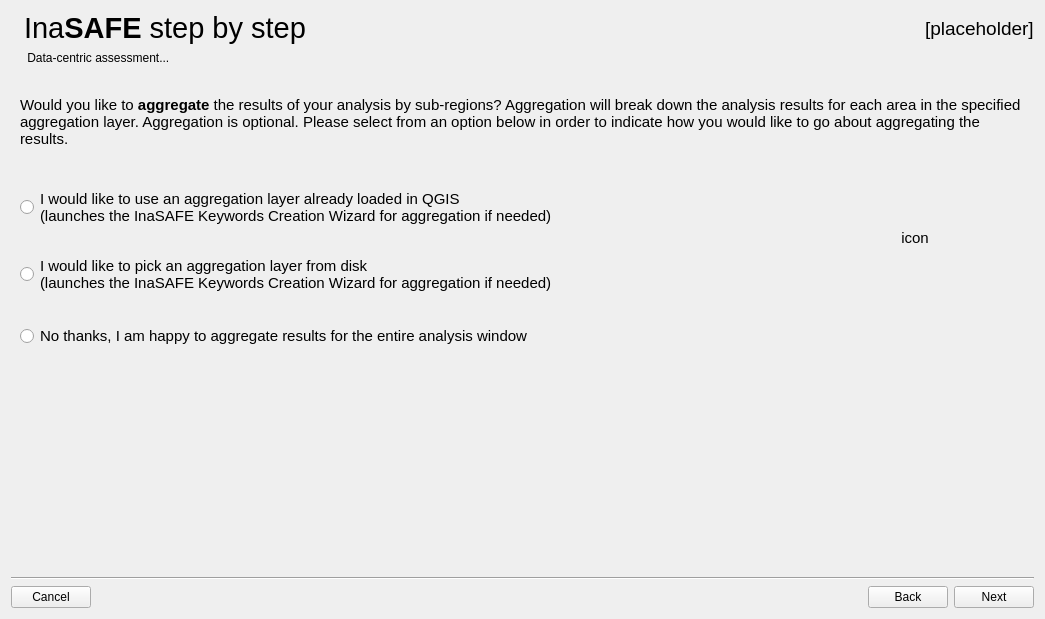
Above: safe/gui/ui/wizard_dialog_base.ui from inasafe/inasafe before the change. Below: the same form after it.
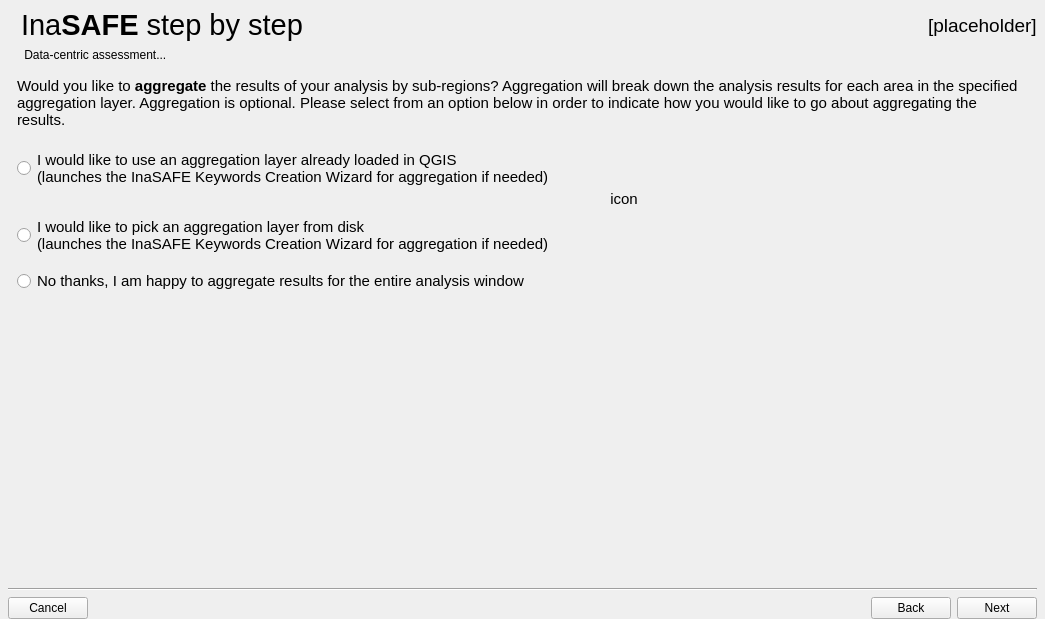
That is the form after the change. The open tabs and pages were chosen to show the change. Icons and pictures are not drawn. Custom widgets are drawn as their Qt base class.

Commit message: In progress sizing tweaks for wizard - see #2207

```diff
--- a/safe/gui/ui/wizard_dialog_base.ui
+++ b/safe/gui/ui/wizard_dialog_base.ui
@@ -33,7 +33,150 @@
    <string notr="true"/>
   </property>
   <layout class="QGridLayout" name="gridLayout_13">
+   <property name="leftMargin">
+    <number>8</number>
+   </property>
+   <property name="topMargin">
+    <number>8</number>
+   </property>
+   <property name="rightMargin">
+    <number>8</number>
+   </property>
+   <property name="bottomMargin">
+    <number>0</number>
+   </property>
    <item row="2" column="0">
+    <widget class="Line" name="line">
+     <property name="orientation">
+      <enum>Qt::Horizontal</enum>
+     </property>
+    </widget>
+   </item>
+   <item row="3" column="0">
+    <layout class="QHBoxLayout" name="horizontalLayout_2">
+     <property name="leftMargin">
+      <number>0</number>
+     </property>
+     <property name="rightMargin">
+      <number>0</number>
+     </property>
+     <item>
+      <widget class="QPushButton" name="pbnCancel">
+       <property name="text">
+        <string>Cancel</string>
+       </property>
+       <property name="autoDefault">
+        <bool>false</bool>
+       </property>
+      </widget>
+     </item>
+     <item>
+      <spacer name="horizontalSpacer">
+       <property name="orientation">
+        <enum>Qt::Horizontal</enum>
+       </property>
+       <property name="sizeHint" stdset="0">
+        <size>
+         <width>40</width>
+         <height>20</height>
+        </size>
+       </property>
+      </spacer>
+     </item>
+     <item>
+      <widget class="QPushButton" name="pbnBack">
+       <property name="text">
+        <string>Back</string>
+       </property>
+       <property name="autoDefault">
+        <bool>false</bool>
+       </property>
+      </widget>
+     </item>
+     <item>
+      <widget class="QPushButton" name="pbnNext">
+       <property name="text">
+        <string>Next</string>
+       </property>
+       <property name="autoDefault">
+        <bool>false</bool>
+       </property>
+       <property name="default">
+        <bool>false</bool>
+       </property>
+      </widget>
+     </item>
+    </layout>
+   </item>
+   <item row="0" column="0">
+    <layout class="QGridLayout" name="gridLayout_12">
+     <item row="0" column="2">
+      <widget class="QLabel" name="lblStep">
+       <property name="styleSheet">
+        <string notr="true">font: 14pt;</string>
+       </property>
+       <property name="text">
+        <string>[placeholder]</string>
+       </property>
+       <property name="alignment">
+        <set>Qt::AlignLeading|Qt::AlignLeft|Qt::AlignVCenter</set>
+       </property>
+      </widget>
+     </item>
+     <item row="0" column="1">
+      <widget class="QLabel" name="lblMainTitle">
+       <property name="sizePolicy">
+        <sizepolicy hsizetype="Expanding" vsizetype="Preferred">
+         <horstretch>0</horstretch>
+         <verstretch>0</verstretch>
+        </sizepolicy>
+       </property>
+       <property name="styleSheet">
+        <string notr="true">font: 14pt;</string>
+       </property>
+       <property name="text">
+        <string>&lt;html&gt;&lt;head/&gt;&lt;body&gt;&lt;p&gt;&lt;span style=&quot; font-size:22pt;&quot;&gt;Ina&lt;/span&gt;&lt;span style=&quot; font-size:22pt; font-weight:600;&quot;&gt;SAFE&lt;/span&gt;&lt;span style=&quot; font-size:22pt;&quot;&gt; step by step&lt;/span&gt;&lt;/p&gt;&lt;/body&gt;&lt;/html&gt;</string>
+       </property>
+       <property name="alignment">
+        <set>Qt::AlignBottom|Qt::AlignLeading|Qt::AlignLeft</set>
+       </property>
+      </widget>
+     </item>
+     <item row="1" column="1">
+      <widget class="QLabel" name="lblSubtitle">
+       <property name="text">
+        <string> Data-centric assessment...</string>
+       </property>
+       <property name="alignment">
+        <set>Qt::AlignBottom|Qt::AlignLeading|Qt::AlignLeft</set>
+       </property>
+       <property name="indent">
+        <number>-1</number>
+       </property>
+      </widget>
+     </item>
+     <item row="0" column="0" rowspan="2">
+      <widget class="QLabel" name="lblMainIcon">
+       <property name="maximumSize">
+        <size>
+         <width>40</width>
+         <height>60</height>
+        </size>
+       </property>
+       <property name="text">
+        <string/>
+       </property>
+       <property name="pixmap">
+        <pixmap>../../../icon.svg</pixmap>
+       </property>
+       <property name="scaledContents">
+        <bool>true</bool>
+       </property>
+      </widget>
+     </item>
+    </layout>
+   </item>
+   <item row="1" column="0">
     <layout class="QVBoxLayout" name="verticalLayout">
      <property name="spacing">
       <number>0</number>
@@ -3098,7 +3241,7 @@
        </widget>
        <widget class="QWidget" name="pgF17AggLayerOrigin">
         <layout class="QGridLayout" name="gridLayout_25">
-         <item row="0" column="0" colspan="4">
+         <item row="0" column="0" colspan="3">
           <widget class="QLabel" name="lblSelectAggLayerOriginType">
            <property name="styleSheet">
             <string notr="true">font: 11pt &quot;Ubuntu&quot;;</string>
@@ -3114,36 +3257,7 @@
            </property>
           </widget>
          </item>
-         <item row="2" column="3" rowspan="2">
-          <spacer name="horizontalSpacer_21">
-           <property name="orientation">
-            <enum>Qt::Horizontal</enum>
-           </property>
-           <property name="sizeType">
-            <enum>QSizePolicy::Fixed</enum>
-           </property>
-           <property name="sizeHint" stdset="0">
-            <size>
-             <width>40</width>
-             <height>20</height>
-            </size>
-           </property>
-          </spacer>
-         </item>
-         <item row="2" column="1" rowspan="2">
-          <spacer name="horizontalSpacer_20">
-           <property name="orientation">
-            <enum>Qt::Horizontal</enum>
-           </property>
-           <property name="sizeHint" stdset="0">
-            <size>
-             <width>40</width>
-             <height>20</height>
-            </size>
-           </property>
-          </spacer>
-         </item>
-         <item row="2" column="2" rowspan="2">
+         <item row="1" column="1" rowspan="2">
           <widget class="QLabel" name="lblIconIFCWAggregationOrigin">
            <property name="sizePolicy">
             <sizepolicy hsizetype="Fixed" vsizetype="Fixed">
@@ -3174,7 +3288,7 @@
            </property>
           </widget>
          </item>
-         <item row="3" column="0">
+         <item row="2" column="0">
           <widget class="QRadioButton" name="rbAggLayerFromBrowser">
            <property name="text">
             <string>I would like to pick an aggregation layer from disk
@@ -3182,7 +3296,7 @@
            </property>
           </widget>
          </item>
-         <item row="2" column="0">
+         <item row="1" column="0">
           <widget class="QRadioButton" name="rbAggLayerFromCanvas">
            <property name="text">
             <string>I would like to use an aggregation layer already loaded in QGIS
@@ -3190,30 +3304,14 @@
            </property>
           </widget>
          </item>
-         <item row="1" column="0">
-          <spacer name="verticalSpacer_24">
-           <property name="orientation">
-            <enum>Qt::Vertical</enum>
-           </property>
-           <property name="sizeType">
-            <enum>QSizePolicy::Fixed</enum>
-           </property>
-           <property name="sizeHint" stdset="0">
-            <size>
-             <width>20</width>
-             <height>20</height>
-            </size>
-           </property>
-          </spacer>
-         </item>
-         <item row="5" column="0">
+         <item row="3" column="0">
           <widget class="QRadioButton" name="rbAggLayerNoAggregation">
            <property name="text">
             <string>No thanks, I am happy to aggregate results for the entire analysis window</string>
            </property>
           </widget>
          </item>
-         <item row="6" column="0">
+         <item row="4" column="0">
           <spacer name="verticalSpacer_3">
            <property name="orientation">
             <enum>Qt::Vertical</enum>
@@ -3226,22 +3324,6 @@
            </property>
           </spacer>
          </item>
-         <item row="4" column="0">
-          <spacer name="verticalSpacer_38">
-           <property name="orientation">
-            <enum>Qt::Vertical</enum>
-           </property>
-           <property name="sizeType">
-            <enum>QSizePolicy::Fixed</enum>
-           </property>
-           <property name="sizeHint" stdset="0">
-            <size>
-             <width>10</width>
-             <height>16</height>
-            </size>
-           </property>
-          </spacer>
-         </item>
         </layout>
        </widget>
        <widget class="QWidget" name="pgF18AggLayerTOC">
@@ -3928,153 +4010,6 @@
      </item>
     </layout>
    </item>
-   <item row="3" column="0">
-    <widget class="Line" name="line">
-     <property name="orientation">
-      <enum>Qt::Horizontal</enum>
-     </property>
-    </widget>
-   </item>
-   <item row="4" column="0">
-    <layout class="QHBoxLayout" name="horizontalLayout_2">
-     <property name="leftMargin">
-      <number>0</number>
-     </property>
-     <property name="rightMargin">
-      <number>0</number>
-     </property>
-     <item>
-      <widget class="QPushButton" name="pbnCancel">
-       <property name="text">
-        <string>Cancel</string>
-       </property>
-       <property name="autoDefault">
-        <bool>false</bool>
-       </property>
-      </widget>
-     </item>
-     <item>
-      <spacer name="horizontalSpacer">
-       <property name="orientation">
-        <enum>Qt::Horizontal</enum>
-       </property>
-       <property name="sizeHint" stdset="0">
-        <size>
-         <width>40</width>
-         <height>20</height>
-        </size>
-       </property>
-      </spacer>
-     </item>
-     <item>
-      <widget class="QPushButton" name="pbnBack">
-       <property name="text">
-        <string>Back</string>
-       </property>
-       <property name="autoDefault">
-        <bool>false</bool>
-       </property>
-      </widget>
-     </item>
-     <item>
-      <widget class="QPushButton" name="pbnNext">
-       <property name="text">
-        <string>Next</string>
-       </property>
-       <property name="autoDefault">
-        <bool>false</bool>
-       </property>
-       <property name="default">
-        <bool>false</bool>
-       </property>
-      </widget>
-     </item>
-    </layout>
-   </item>
-   <item row="0" column="0">
-    <layout class="QGridLayout" name="gridLayout_12">
-     <item row="0" column="2">
-      <widget class="QLabel" name="lblStep">
-       <property name="styleSheet">
-        <string notr="true">font: 14pt;</string>
-       </property>
-       <property name="text">
-        <string>[placeholder]</string>
-       </property>
-       <property name="alignment">
-        <set>Qt::AlignLeading|Qt::AlignLeft|Qt::AlignVCenter</set>
-       </property>
-      </widget>
-     </item>
-     <item row="0" column="1">
-      <widget class="QLabel" name="lblMainTitle">
-       <property name="sizePolicy">
-        <sizepolicy hsizetype="Expanding" vsizetype="Preferred">
-         <horstretch>0</horstretch>
-         <verstretch>0</verstretch>
-        </sizepolicy>
-       </property>
-       <property name="styleSheet">
-        <string notr="true">font: 14pt;</string>
-       </property>
-       <property name="text">
-        <string>&lt;html&gt;&lt;head/&gt;&lt;body&gt;&lt;p&gt;&lt;span style=&quot; font-size:22pt;&quot;&gt;Ina&lt;/span&gt;&lt;span style=&quot; font-size:22pt; font-weight:600;&quot;&gt;SAFE&lt;/span&gt;&lt;span style=&quot; font-size:22pt;&quot;&gt; step by step&lt;/span&gt;&lt;/p&gt;&lt;/body&gt;&lt;/html&gt;</string>
-       </property>
-       <property name="alignment">
-        <set>Qt::AlignBottom|Qt::AlignLeading|Qt::AlignLeft</set>
-       </property>
-      </widget>
-     </item>
-     <item row="1" column="1">
-      <widget class="QLabel" name="lblSubtitle">
-       <property name="text">
-        <string> Data-centric assessment...</string>
-       </property>
-       <property name="alignment">
-        <set>Qt::AlignBottom|Qt::AlignLeading|Qt::AlignLeft</set>
-       </property>
-       <property name="indent">
-        <number>-1</number>
-       </property>
-      </widget>
-     </item>
-     <item row="0" column="0" rowspan="2">
-      <widget class="QLabel" name="lblMainIcon">
-       <property name="maximumSize">
-        <size>
-         <width>40</width>
-         <height>60</height>
-        </size>
-       </property>
-       <property name="text">
-        <string/>
-       </property>
-       <property name="pixmap">
-        <pixmap>../../../icon.svg</pixmap>
-       </property>
-       <property name="scaledContents">
-        <bool>true</bool>
-       </property>
-      </widget>
-     </item>
-    </layout>
-   </item>
-   <item row="1" column="0">
-    <spacer name="verticalSpacer_11">
-     <property name="orientation">
-      <enum>Qt::Vertical</enum>
-     </property>
-     <property name="sizeType">
-      <enum>QSizePolicy::Fixed</enum>
-     </property>
-     <property name="sizeHint" stdset="0">
-      <size>
-       <width>20</width>
-       <height>16</height>
-      </size>
-     </property>
-    </spacer>
-   </item>
   </layout>
  </widget>
  <customwidgets>
```
Left out of the diff: 111 changed lines with no effect on the pictures. Lines whose indentation alone changed are shown as unchanged.
